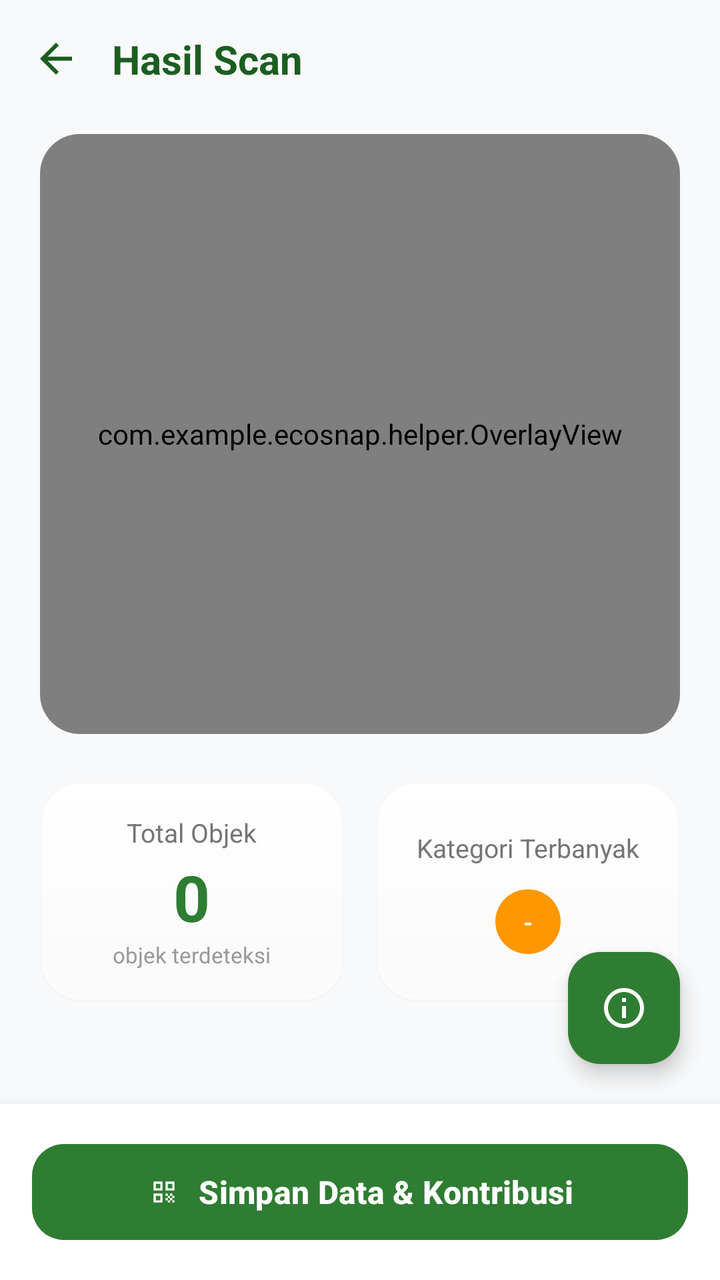
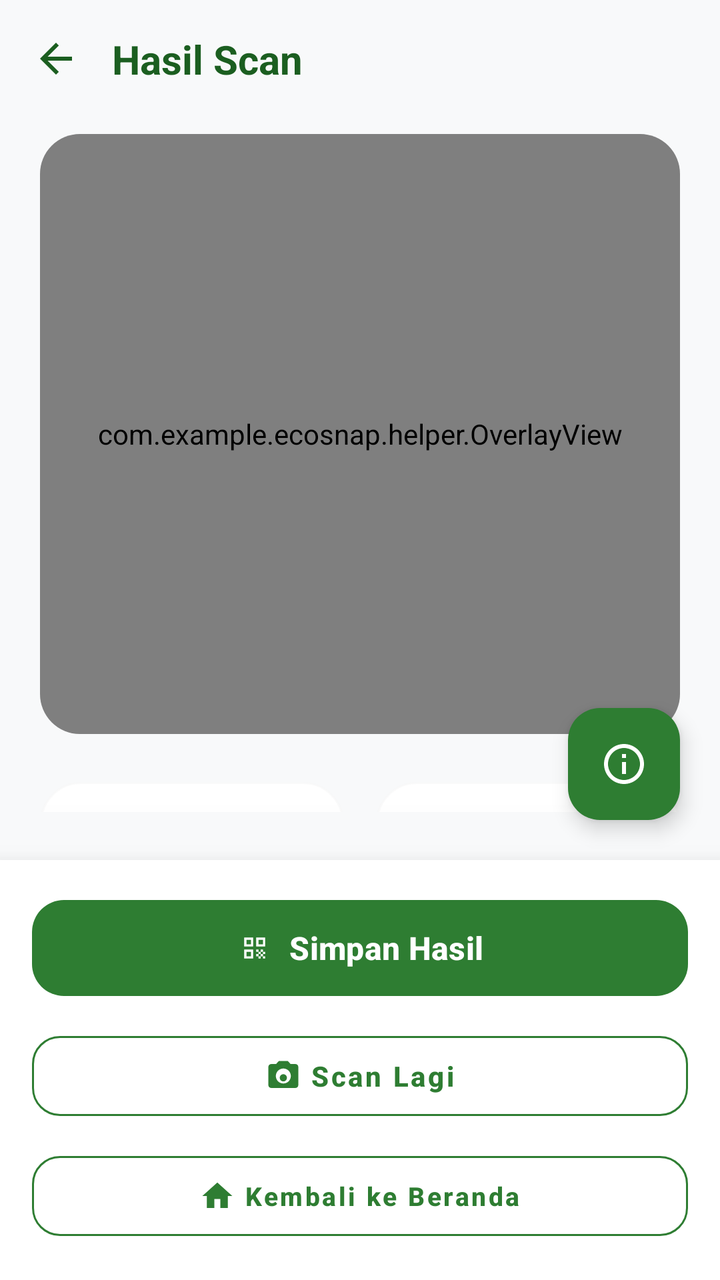

The first picture is an Android layout as it rendered before a commit; the second is the same layout after the commit. The layout source and the unified diff follow.
<!-- AndroidManifest.xml: application theme Theme.EcoSnap -->
<!-- res/layout/activity_result.xml -->
<?xml version="1.0" encoding="utf-8"?>
<androidx.constraintlayout.widget.ConstraintLayout xmlns:android="http://schemas.android.com/apk/res/android"
    xmlns:app="http://schemas.android.com/apk/res-auto"
    android:layout_width="match_parent"
    android:layout_height="match_parent"
    android:fitsSystemWindows="true"
    android:background="#F8F9FA">

    
    <LinearLayout
        android:id="@+id/toolbar"
        android:layout_width="match_parent"
        android:layout_height="wrap_content"
        android:gravity="center_vertical"
        android:padding="16dp"
        android:orientation="horizontal"
        app:layout_constraintTop_toTopOf="parent">

        <ImageView
            android:layout_width="24dp"
            android:layout_height="24dp"
            android:src="@drawable/ic_back"
            android:contentDescription="Back"
            app:tint="#1B5E20"
            android:onClick="finish"
            android:background="?attr/selectableItemBackgroundBorderless"
            android:clickable="true"
            android:focusable="true"/>

        <TextView
            android:layout_width="0dp"
            android:layout_height="wrap_content"
            android:layout_weight="1"
            android:layout_marginStart="16dp"
            android:text="Hasil Scan"
            android:textSize="20sp"
            android:textStyle="bold"
            android:textColor="#1B5E20" />
    </LinearLayout>

    <LinearLayout
        android:layout_width="match_parent"
        android:layout_height="0dp"
        android:orientation="vertical"
        android:paddingHorizontal="20dp"
        android:paddingBottom="24dp"
        app:layout_constraintTop_toBottomOf="@id/toolbar"
        app:layout_constraintBottom_toTopOf="@id/btnSimpanContainer">

            
            <LinearLayout
                android:layout_width="match_parent"
                android:layout_height="300dp"
                android:layout_marginTop="8dp"
                android:background="@drawable/bg_premium_card"
                android:elevation="4dp"
                android:outlineAmbientShadowColor="#0F000000"
                android:outlineSpotShadowColor="#0A000000">

                <com.google.android.material.card.MaterialCardView
                    android:layout_width="match_parent"
                    android:layout_height="match_parent"
                    app:cardCornerRadius="20dp"
                    app:cardElevation="0dp"
                    app:strokeWidth="0dp">

                    <FrameLayout
                        android:layout_width="match_parent"
                        android:layout_height="match_parent">

                        <ImageView
                            android:id="@+id/imgHasil"
                            android:layout_width="match_parent"
                            android:layout_height="match_parent"
                            android:scaleType="centerCrop" />

                        <com.example.ecosnap.helper.OverlayView
                            android:id="@+id/overlayView"
                            android:layout_width="match_parent"
                            android:layout_height="match_parent" />
                    </FrameLayout>
                </com.google.android.material.card.MaterialCardView>
            </LinearLayout>

            
            <LinearLayout
                android:layout_width="match_parent"
                android:layout_height="wrap_content"
                android:layout_marginTop="24dp"
                android:orientation="horizontal"
                android:weightSum="2"
                android:baselineAligned="false">

                
                <LinearLayout
                    android:layout_width="0dp"
                    android:layout_height="110dp"
                    android:layout_weight="1"
                    android:layout_marginEnd="8dp"
                    android:background="@drawable/bg_premium_card"
                    android:elevation="4dp"
                    android:outlineAmbientShadowColor="#0F000000"
                    android:outlineSpotShadowColor="#0A000000"
                    android:gravity="center"
                    android:orientation="vertical">

                    <TextView
                        android:layout_width="wrap_content"
                        android:layout_height="wrap_content"
                        android:text="Total Objek"
                        android:textColor="#757575"
                        android:textSize="13sp" />

                    <TextView
                        android:id="@+id/tvTotalObjek"
                        android:layout_width="wrap_content"
                        android:layout_height="wrap_content"
                        android:text="0"
                        android:textColor="#2E7D32"
                        android:textSize="32sp"
                        android:textStyle="bold"
                        android:layout_marginTop="2dp" />

                    <TextView
                        android:layout_width="wrap_content"
                        android:layout_height="wrap_content"
                        android:text="objek terdeteksi"
                        android:textColor="#999999"
                        android:textSize="11sp" />
                </LinearLayout>

                
                <LinearLayout
                    android:layout_width="0dp"
                    android:layout_height="110dp"
                    android:layout_weight="1"
                    android:layout_marginStart="8dp"
                    android:background="@drawable/bg_premium_card"
                    android:elevation="4dp"
                    android:outlineAmbientShadowColor="#0F000000"
                    android:outlineSpotShadowColor="#0A000000"
                    android:gravity="center"
                    android:orientation="vertical"
                    android:padding="8dp">

                    <TextView
                        android:layout_width="wrap_content"
                        android:layout_height="wrap_content"
                        android:text="Kategori Terbanyak"
                        android:textColor="#757575"
                        android:textSize="13sp" />

                    <TextView
                        android:id="@+id/tvKategoriTerbanyak"
                        android:layout_width="wrap_content"
                        android:layout_height="wrap_content"
                        android:layout_marginTop="12dp"
                        android:text="-"
                        android:textColor="#FFFFFF"
                        android:textSize="12sp"
                        android:textStyle="bold"
                        android:paddingHorizontal="14dp"
                        android:paddingVertical="8dp"
                        android:background="@drawable/bg_label_pill"
                        android:backgroundTint="#FF9800" />
                </LinearLayout>
            </LinearLayout>

            
            <LinearLayout
                android:id="@+id/llDetectedObjects"
                android:layout_width="match_parent"
                android:layout_height="wrap_content"
                android:layout_marginTop="24dp"
                android:orientation="vertical" />

            

            
            <TextView
                android:id="@+id/tvSaran"
                android:layout_width="wrap_content"
                android:layout_height="wrap_content"
                android:visibility="gone" />

            <TextView
                android:id="@+id/tvFunfact"
                android:layout_width="wrap_content"
                android:layout_height="wrap_content"
                android:visibility="gone" />

    </LinearLayout>

    
    <com.google.android.material.floatingactionbutton.FloatingActionButton
        android:id="@+id/btnInfoSaran"
        android:layout_width="wrap_content"
        android:layout_height="wrap_content"
        android:layout_marginEnd="20dp"
        android:layout_marginBottom="20dp"
        android:src="@drawable/ic_info_outline"
        app:tint="#FFFFFF"
        app:backgroundTint="#2E7D32"
        app:elevation="6dp"
        app:layout_constraintBottom_toTopOf="@id/btnSimpanContainer"
        app:layout_constraintEnd_toEndOf="parent" />

    
    <LinearLayout
        android:id="@+id/btnSimpanContainer"
        android:layout_width="match_parent"
        android:layout_height="wrap_content"
        android:background="#FFFFFF"
        android:elevation="12dp"
        android:padding="16dp"
        app:layout_constraintBottom_toBottomOf="parent">

        <com.google.android.material.button.MaterialButton
            android:id="@+id/btnSimpan"
            android:layout_width="match_parent"
            android:layout_height="56dp"
            android:text="Simpan Data &amp; Kontribusi"
            android:textAllCaps="false"
            android:textColor="#FFFFFF"
            android:textSize="16sp"
            android:textStyle="bold"
            app:backgroundTint="#2E7D32"
            app:cornerRadius="16dp"
            app:icon="@drawable/ic_scan"
            app:iconGravity="textStart"
            app:iconTint="#FFFFFF" />
    </LinearLayout>

</androidx.constraintlayout.widget.ConstraintLayout>
<!-- resources referenced by this layout -->
<resources>
  <!-- drawable bg_label_pill (drawable) -->
  <?xml version="1.0" encoding="utf-8"?>
  <shape xmlns:android="http://schemas.android.com/apk/res/android" android:shape="rectangle">
      <corners android:radius="50dp"/>
      <solid android:color="#FFFFFF"/>
  </shape>
  <!-- drawable ic_back (drawable) -->
  <vector xmlns:android="http://schemas.android.com/apk/res/android"
      android:width="24dp"
      android:height="24dp"
      android:viewportWidth="24"
      android:viewportHeight="24">
      <path
          android:fillColor="#1B5E20"
          android:pathData="M20,11H7.83l5.59,-5.59L12,4l-8,8 8,8 1.41,-1.41L7.83,13H20v-2z"/>
  </vector>
  <!-- drawable ic_info_outline (drawable) -->
  <vector xmlns:android="http://schemas.android.com/apk/res/android"
      android:width="24dp"
      android:height="24dp"
      android:viewportWidth="24"
      android:viewportHeight="24">
    <path
        android:fillColor="#000000"
        android:pathData="M11,7h2v2h-2zM11,11h2v6h-2zM12,2C6.48,2 2,6.48 2,12s4.48,10 10,10 10,-4.48 10,-10S17.52,2 12,2zM12,20c-4.41,0 -8,-3.59 -8,-8s3.59,-8 8,-8 8,3.59 8,8 -3.59,8 -8,8z"/>
  </vector>
  <!-- drawable ic_scan (drawable) -->
  <?xml version="1.0" encoding="utf-8"?>
  <vector xmlns:android="http://schemas.android.com/apk/res/android"
      android:width="24dp"
      android:height="24dp"
      android:viewportWidth="24"
      android:viewportHeight="24">
      <path
          android:fillColor="#FFFFFF"
          android:pathData="M9.5,6.5v3h-3v-3h3M11,5H5v6h6V5zM9.5,14.5v3h-3v-3h3M11,13H5v6h6v-6zM17.5,6.5v3h-3v-3h3M19,5h-6v6h6V5zM13,13h1.5v1.5H13zM14.5,14.5H16V16h-1.5zM16,13h1.5v1.5H16zM13,16h1.5v1.5H13zM14.5,17.5H16V19h-1.5zM16,16h1.5v1.5H16zM17.5,14.5H19V16h-1.5zM17.5,17.5H19V19h-1.5z"/>
  </vector>
  <style name="Theme.EcoSnap" parent="Base.Theme.EcoSnap" />
  <style name="Base.Theme.EcoSnap" parent="Theme.Material3.DayNight.NoActionBar">
          
          <item name="colorPrimary">@color/colorPrimary</item>
          <item name="colorPrimaryVariant">@color/colorPrimaryDark</item>
          <item name="colorOnPrimary">@color/white</item>
          <item name="colorSecondary">@color/colorAccent</item>
          <item name="colorSecondaryContainer">#C8E6C9</item>
          <item name="colorOnSecondaryContainer">#1B5E20</item>
          <item name="android:windowBackground">@color/eco_bg_soft</item>
          <item name="android:statusBarColor">@color/eco_bg_soft</item>
          <item name="android:windowLightStatusBar">true</item>
      </style>
  <color name="colorPrimary">#4CAF50</color>
  <color name="colorPrimaryDark">#1B5E20</color>
  <color name="white">#FFFFFFFF</color>
  <color name="colorAccent">#A5D6A7</color>
  <color name="eco_bg_soft">#F5F5F5</color>
  <!-- unchanged entries left out for length: 1 -->
</resources>

<!-- the commit's change to res/layout/activity_result.xml (unified diff, before → after) -->
@@ -212,6 +212,7 @@
         android:layout_height="wrap_content"
         android:background="#FFFFFF"
         android:elevation="12dp"
+        android:orientation="vertical"
         android:padding="16dp"
         app:layout_constraintBottom_toBottomOf="parent">
 
@@ -219,7 +220,7 @@
             android:id="@+id/btnSimpan"
             android:layout_width="match_parent"
             android:layout_height="56dp"
-            android:text="Simpan Data &amp; Kontribusi"
+            android:text="Simpan Hasil"
             android:textAllCaps="false"
             android:textColor="#FFFFFF"
             android:textSize="16sp"
@@ -229,6 +230,46 @@
             app:icon="@drawable/ic_scan"
             app:iconGravity="textStart"
             app:iconTint="#FFFFFF" />
+
+        <LinearLayout
+            android:layout_width="match_parent"
+            android:layout_height="wrap_content"
+            android:layout_marginTop="10dp"
+            android:orientation="vertical">
+
+            <com.google.android.material.button.MaterialButton
+                android:id="@+id/btnScanLagi"
+                style="@style/Widget.MaterialComponents.Button.OutlinedButton"
+                android:layout_width="match_parent"
+                android:layout_height="52dp"
+                android:text="Scan Lagi"
+                android:textAllCaps="false"
+                android:textColor="#2E7D32"
+                android:textSize="14sp"
+                android:textStyle="bold"
+                app:cornerRadius="14dp"
+                app:icon="@drawable/ic_camera"
+                app:iconGravity="textStart"
+                app:iconTint="#2E7D32"
+                app:strokeColor="#2E7D32" />
+
+            <com.google.android.material.button.MaterialButton
+                android:id="@+id/btnBeranda"
+                style="@style/Widget.MaterialComponents.Button.OutlinedButton"
+                android:layout_width="match_parent"
+                android:layout_height="52dp"
+                android:layout_marginTop="8dp"
+                android:text="Kembali ke Beranda"
+                android:textAllCaps="false"
+                android:textColor="#2E7D32"
+                android:textSize="13sp"
+                android:textStyle="bold"
+                app:cornerRadius="14dp"
+                app:icon="@drawable/ic_home"
+                app:iconGravity="textStart"
+                app:iconTint="#2E7D32"
+                app:strokeColor="#2E7D32" />
+        </LinearLayout>
     </LinearLayout>
 
 </androidx.constraintlayout.widget.ConstraintLayout>
<!-- resource entries referenced after the edit -->
@@ -15,6 +15,27 @@
       <path
           android:fillColor="#1B5E20"
           android:pathData="M20,11H7.83l5.59,-5.59L12,4l-8,8 8,8 1.41,-1.41L7.83,13H20v-2z"/>
+  </vector>
+  <!-- drawable ic_camera (drawable) -->
+  <vector xmlns:android="http://schemas.android.com/apk/res/android"
+      android:width="24dp"
+      android:height="24dp"
+      android:viewportWidth="24"
+      android:viewportHeight="24">
+      <path
+          android:fillColor="#000000"
+          android:pathData="M12,10.8c-1.32,0 -2.4,1.08 -2.4,2.4s1.08,2.4 2.4,2.4 2.4,-1.08 2.4,-2.4 -1.08,-2.4 -2.4,-2.4zM20,4h-3.17L15,2H9L7.17,4H4c-1.1,0 -2,0.9 -2,2v12c0,1.1 0.9,2 2,2h16c1.1,0 2,-0.9 2,-2V6c0,-1.1 -0.9,-2 -2,-2zm-8,13c-2.76,0 -5,-2.24 -5,-5s2.24,-5 5,-5 5,2.24 5,5 -2.24,5 -5,5z"/>
+  </vector>
+  <!-- drawable ic_home (drawable) -->
+  <?xml version="1.0" encoding="utf-8"?>
+  <vector xmlns:android="http://schemas.android.com/apk/res/android"
+      android:width="24dp"
+      android:height="24dp"
+      android:viewportWidth="24"
+      android:viewportHeight="24">
+      <path
+          android:fillColor="#FFFFFF"
+          android:pathData="M10,20v-6h4v6h5v-8h3L12,3 2,12h3v8z"/>
   </vector>
   <!-- drawable ic_info_outline (drawable) -->
   <vector xmlns:android="http://schemas.android.com/apk/res/android"
